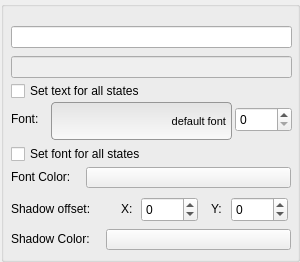
Qt form Tools/UIEditor/UI/textpropertygridwidget.ui (xaoctech/dava.engine) before a commit.
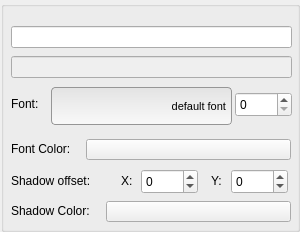
The same form after that commit. Custom widgets are drawn as their Qt base class.

Commit message: [DF-948] Remove "Set xxx for all states" flags

```diff
--- a/Tools/UIEditor/UI/textpropertygridwidget.ui
+++ b/Tools/UIEditor/UI/textpropertygridwidget.ui
@@ -7,13 +7,13 @@
     <x>0</x>
     <y>0</y>
     <width>300</width>
-    <height>262</height>
+    <height>232</height>
    </rect>
   </property>
   <property name="minimumSize">
    <size>
     <width>300</width>
-    <height>262</height>
+    <height>232</height>
    </size>
   </property>
   <property name="windowTitle">
@@ -25,13 +25,13 @@
      <x>1</x>
      <y>1</y>
      <width>299</width>
-     <height>261</height>
+     <height>231</height>
     </rect>
    </property>
    <property name="minimumSize">
     <size>
      <width>299</width>
-     <height>261</height>
+     <height>231</height>
     </size>
    </property>
    <property name="title">
@@ -67,7 +67,7 @@
     <property name="geometry">
      <rect>
       <x>10</x>
-      <y>110</y>
+      <y>95</y>
       <width>31</width>
       <height>16</height>
      </rect>
@@ -80,30 +80,17 @@
     <property name="geometry">
      <rect>
       <x>234</x>
-      <y>106</y>
+      <y>91</y>
       <width>57</width>
       <height>25</height>
      </rect>
     </property>
    </widget>
-   <widget class="QCheckBox" name="textForAllStatesCheckBox">
-    <property name="geometry">
-     <rect>
-      <x>10</x>
-      <y>80</y>
-      <width>281</width>
-      <height>20</height>
-     </rect>
-    </property>
-    <property name="text">
-     <string>Set text for all states</string>
-    </property>
-   </widget>
    <widget class="QPushButton" name="fontSelectButton">
     <property name="geometry">
      <rect>
       <x>50</x>
-      <y>101</y>
+      <y>86</y>
       <width>181</width>
       <height>38</height>
      </rect>
@@ -120,7 +107,7 @@
     <property name="geometry">
      <rect>
       <x>10</x>
-      <y>168</y>
+      <y>140</y>
       <width>71</width>
       <height>16</height>
      </rect>
@@ -133,7 +120,7 @@
     <property name="geometry">
      <rect>
       <x>85</x>
-      <y>166</y>
+      <y>138</y>
       <width>205</width>
       <height>21</height>
      </rect>
@@ -142,24 +129,11 @@
      <string/>
     </property>
    </widget>
-   <widget class="QCheckBox" name="fontForAllStatesCheckBox">
-    <property name="geometry">
-     <rect>
-      <x>10</x>
-      <y>143</y>
-      <width>281</width>
-      <height>20</height>
-     </rect>
-    </property>
-    <property name="text">
-     <string>Set font for all states</string>
-    </property>
-   </widget>
    <widget class="QLabel" name="shadowOffsetLabel">
     <property name="geometry">
      <rect>
       <x>10</x>
-      <y>200</y>
+      <y>172</y>
       <width>91</width>
       <height>16</height>
      </rect>
@@ -172,7 +146,7 @@
     <property name="geometry">
      <rect>
       <x>210</x>
-      <y>200</y>
+      <y>172</y>
       <width>16</width>
       <height>16</height>
      </rect>
@@ -185,7 +159,7 @@
     <property name="geometry">
      <rect>
       <x>10</x>
-      <y>230</y>
+      <y>202</y>
       <width>91</width>
       <height>16</height>
      </rect>
@@ -198,7 +172,7 @@
     <property name="geometry">
      <rect>
       <x>140</x>
-      <y>196</y>
+      <y>168</y>
       <width>57</width>
       <height>25</height>
      </rect>
@@ -211,7 +185,7 @@
     <property name="geometry">
      <rect>
       <x>230</x>
-      <y>196</y>
+      <y>168</y>
       <width>57</width>
       <height>25</height>
      </rect>
@@ -224,7 +198,7 @@
     <property name="geometry">
      <rect>
       <x>105</x>
-      <y>228</y>
+      <y>200</y>
       <width>185</width>
       <height>21</height>
      </rect>
@@ -237,7 +211,7 @@
     <property name="geometry">
      <rect>
       <x>120</x>
-      <y>200</y>
+      <y>172</y>
       <width>16</width>
       <height>16</height>
      </rect>
```
Left out of the diff: 1 changed line with no effect on the pictures. The commit also changes 2 other files.
